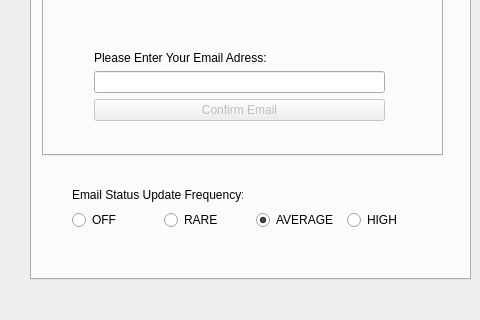
Qt form _ui/FlashLapse_CP.ui (CoSE-Jerry/Flashlapse_NEO) before a commit; both pictures show x 0 to 480 and y 190 to 510 of the 800 by 510 pixel window.
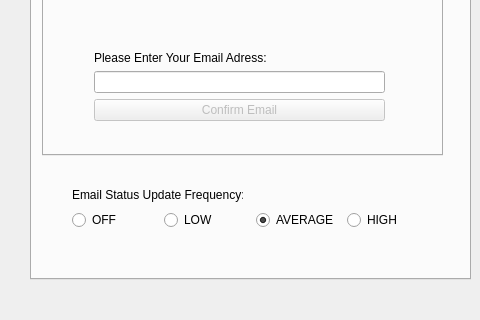
The same form after that commit. The open tabs and pages were chosen to show the change. Icons and pictures are not drawn.

The edit to the form file:
```diff
--- a/_ui/FlashLapse_CP.ui
+++ b/_ui/FlashLapse_CP.ui
@@ -963,7 +963,7 @@
        <item>
         <widget class="QRadioButton" name="Frequency_Rare">
          <property name="text">
-          <string>RARE</string>
+          <string>LOW</string>
          </property>
         </widget>
        </item>
```
Left out of the diff: 2 changed lines with no effect on the pictures.
